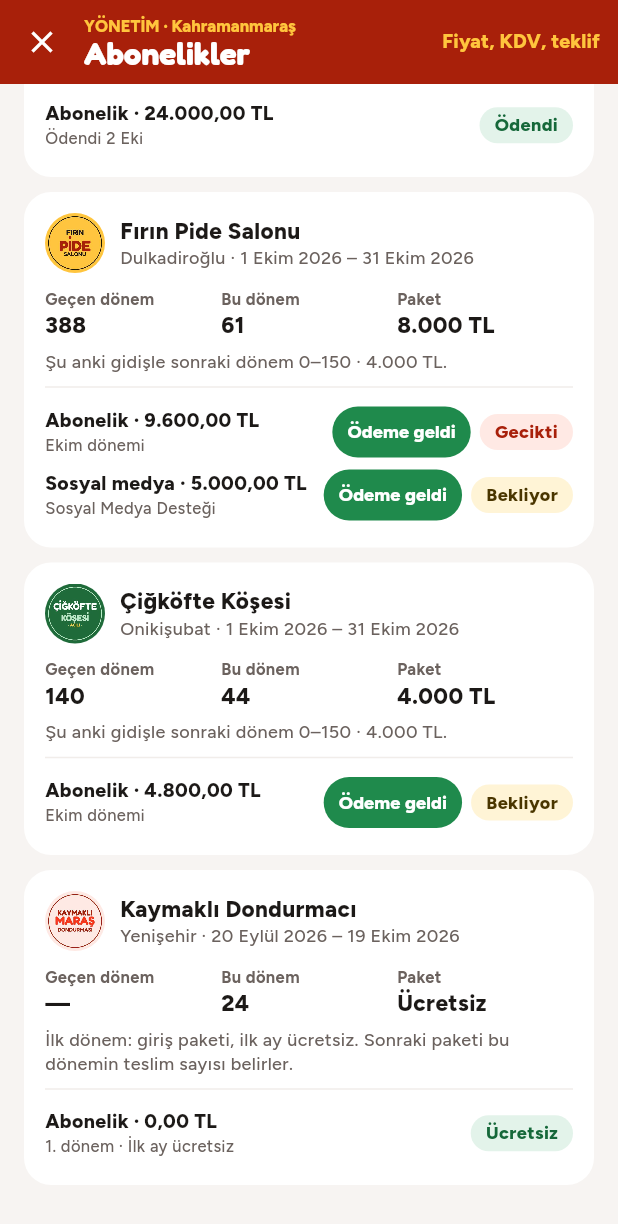
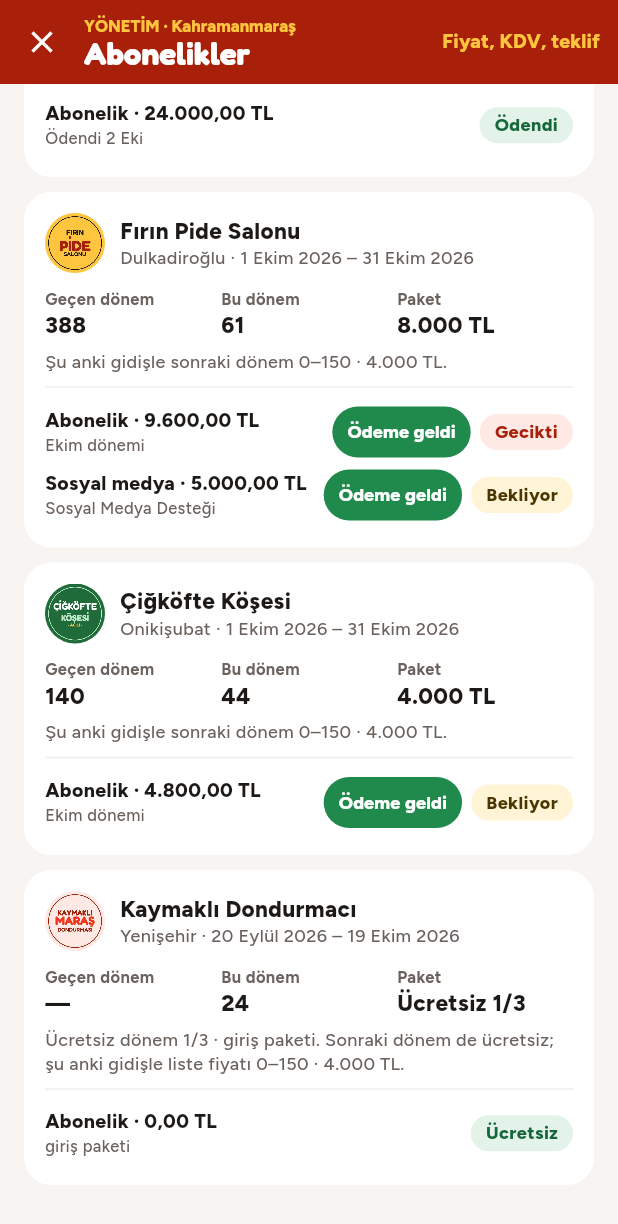
Before and after one commit to cankara46464646-eng/Doybi, a Flutter app: the AdminSubscriptions screen opened directly, scrolled down 732 dp, on a phone screen of 412 x 824 dp. Shown: the top 1224 px of the screen. Run offline on Flutter 3.47's test engine with Material 3 defaults, Android fonts, the phone set to English and light mode, and no system bars; our stand-ins replace audioplayers, flutter_map, geolocator, image_picker, latlong2, qr_flutter and 2 more; missing offline and left inert: mobile_scanner; accounts and stored records are empty.

Commit message:
İşletmelere ilk 3 ay ücretsiz
- İlk 3 dönem (30'ar gün) ücret alınmaz; paket yine hesaplanıp liste fiyatı olarak gösterilir
- Abonelik ekranında ücretsiz dönem 1/3, 2/3, 3/3 göstergesi
- Ücretsiz dönemden 1.200 üstüyle çıkan restoranın ücreti 0 kalmaz
- Ücretsiz dönemde biriken Doybi kupon mahsubu ilk ücretli faturadan düşülür
- Başvuru, hesap, davet, yönetim ve işletme sitesi metinleri güncellendi
- Deneme abonelikleri yeni kurala göre düzenlendi (kayıtlı veriler korunur)

Co-Authored-By: Claude Opus 5.5 <noreply@anthropic.com>
Claude-Session: https://claude.ai/code/session_01KybL2GwJ9n7Rcow3hZ5yWu

```diff
--- a/lib/data/models.dart
+++ b/lib/data/models.dart
@@ -1,4 +1,6 @@
 import 'package:flutter/material.dart';
+
+import '../logic/pricing.dart' show customOver, isFreePeriod;
 
 DateTime? _dt(dynamic v) => v == null ? null : DateTime.fromMillisecondsSinceEpoch(v as int);
 int? _ms(DateTime? d) => d?.millisecondsSinceEpoch;
@@ -841,7 +843,7 @@ class Subscription {
   final String restaurantId;
   List<int> history; // tamamlanmış dönemlerin teslim sayıları
   int baseNow; // bu dönem uygulama dışında (önceden) teslim edilen sipariş (deneme verisi)
-  int fee; // bu dönemin ücreti (kuruş, KDV hariç); ilk ay 0
+  int fee; // bu dönemin ücreti (kuruş, KDV hariç); ücretsiz dönemde 0
   String periodStart;
   String periodEnd;
   int daysLeft;
@@ -869,6 +871,15 @@ class Subscription {
   }) : bills = bills ?? [];
 
   bool get firstPeriod => history.isEmpty;
+
+  /// Kaçıncı dönemde (1'den başlar).
+  int get periodNo => history.length + 1;
+
+  /// İlk 3 dönemden biri mi (ücret alınmaz).
+  bool get freePeriod => isFreePeriod(periodNo);
+
+  /// Geçen dönem 1.200'ü aştı ve ücretli dönemde: özel teklif gerekir.
+  bool get overLimit => !freePeriod && history.isNotEmpty && history.last > customOver;
 
   Map<String, dynamic> toJson() => {
         'rid': restaurantId,
--- a/lib/logic/pricing.dart
+++ b/lib/logic/pricing.dart
@@ -28,28 +28,49 @@ int tierFor(int count) {
   return -1; // 1.200 üstü: özel teklif
 }
 
+/// Yeni işletmenin ilk kaç dönemi ücretsiz (1 dönem = 30 gün, yani ilk 3 ay).
+const freePeriods = 3;
+
+/// Dönem numarası ücretsiz döneme düşüyor mu (1'den başlar).
+bool isFreePeriod(int periodNo) => periodNo <= freePeriods;
+
+/// Ücretsiz dönemin fatura başlığı: "2. dönem · Ücretsiz (2/3)".
+String freePeriodTitle(int periodNo) => '$periodNo. dönem · Ücretsiz ($periodNo/$freePeriods)';
+
 class NextPackage {
   final String kind; // tier | hold | custom
   final int idx; // kademe (tier için)
-  final int fee; // uygulanacak ücret (kuruş, KDV hariç)
-  final int listFee; // liste fiyatı (ilk ay ücretsizken bile gösterilir)
-  final String why; // giris-ilk-ay-ucretsiz | onceki-donem | iki-donem-kurali | ozel-teklif-gerekli | teklif-onayli
+  final int fee; // uygulanacak ücret (kuruş, KDV hariç); ücretsiz dönemde 0
+  final int listFee; // liste fiyatı (ücretsiz dönemde de gösterilir)
+  final String why; // giris-ucretsiz | ucretsiz-donem | onceki-donem | iki-donem-kurali | ozel-teklif-gerekli | teklif-onayli
   const NextPackage(this.kind, this.idx, this.fee, this.listFee, this.why);
+
+  bool get free => why == 'giris-ucretsiz' || why == 'ucretsiz-donem';
 }
 
 /// Sonraki dönemin paketi.
 /// [history]: tamamlanmış dönemlerin teslim edilen sipariş sayıları (eskiden yeniye).
 /// [currentFee]: şu anki dönemin ücreti. [acceptedOffer]: restoranın onayladığı özel teklif.
+/// İlk [freePeriods] dönem ücretsizdir; paket yine hesaplanır ve liste fiyatı olarak gösterilir.
 NextPackage nextPackage(List<int> history, int currentFee, {List<int> fees = defaultFees, int? acceptedOffer}) {
-  if (history.isEmpty) return NextPackage('tier', 0, 0, fees[0], 'giris-ilk-ay-ucretsiz');
+  if (history.isEmpty) return NextPackage('tier', 0, 0, fees[0], 'giris-ucretsiz');
+  final p = _paidPackage(history, currentFee, fees, acceptedOffer);
+  if (isFreePeriod(history.length + 1)) return NextPackage(p.kind, p.idx, 0, p.listFee, 'ucretsiz-donem');
+  return p;
+}
+
+NextPackage _paidPackage(List<int> history, int currentFee, List<int> fees, int? acceptedOffer) {
   final last = history.last;
   final prev = history.length > 1 ? history[history.length - 2] : null;
+  final twoOver900 = prev != null && prev > 900;
   if (last > customOver) {
     if (acceptedOffer != null) return NextPackage('custom', -1, acceptedOffer, acceptedOffer, 'teklif-onayli');
-    return NextPackage('hold', -1, currentFee, currentFee, 'ozel-teklif-gerekli');
+    // Teklif onaylanana kadar mevcut ücret sürer. Ücretsiz dönemden çıkılıyorsa (ücret 0) en üst liste paketi uygulanır.
+    final hold = currentFee > 0 ? currentFee : fees[twoOver900 ? 5 : 4];
+    return NextPackage('hold', -1, hold, hold, 'ozel-teklif-gerekli');
   }
   final idx = tierFor(last);
-  if (idx == 5 && !(prev != null && prev > 900)) return NextPackage('tier', 4, fees[4], fees[4], 'iki-donem-kurali');
+  if (idx == 5 && !twoOver900) return NextPackage('tier', 4, fees[4], fees[4], 'iki-donem-kurali');
   return NextPackage('tier', idx, fees[idx], fees[idx], 'onceki-donem');
 }
 
--- a/lib/screens/account.dart
+++ b/lib/screens/account.dart
@@ -155,7 +155,7 @@ class AccountScreen extends StatelessWidget {
               group([
                 LinkRow(Icons.notifications_none_rounded, 'Bildirimler', iconColor: C.ink, onTap: () => Navigator.push(context, MaterialPageRoute(builder: (_) => const NotificationsScreen()))),
                 LinkRow(Icons.card_giftcard_rounded, 'Arkadaşını davet et', iconColor: C.ink, onTap: () => Navigator.push(context, MaterialPageRoute(builder: (_) => const InviteScreen()))),
-                LinkRow(Icons.storefront_outlined, 'Restoranını ekle', sub: '%0 komisyon, ilk ay ücretsiz', iconColor: C.ink, onTap: () => Navigator.push(context, MaterialPageRoute(builder: (_) => const ApplyScreen()))),
+                LinkRow(Icons.storefront_outlined, 'Restoranını ekle', sub: '%0 komisyon, ilk 3 ay ücretsiz', iconColor: C.ink, onTap: () => Navigator.push(context, MaterialPageRoute(builder: (_) => const ApplyScreen()))),
               ]),
               const SizedBox(height: 12),
               group([
--- a/lib/screens/admin/admin_applications.dart
+++ b/lib/screens/admin/admin_applications.dart
@@ -45,7 +45,7 @@ class _AdminApplicationsState extends State<AdminApplications> {
           if (s.applications.isEmpty) const EmptyState(icon: Icons.how_to_reg_outlined, title: 'Başvuru yok', text: 'Yeni başvurular burada görünür.'),
           for (var i = 0; i < s.applications.length; i++) Padding(padding: const EdgeInsets.only(bottom: 10), child: _card(s, s.applications[i], i)),
           const SizedBox(height: 4),
-          Text('Onaylanan restoranın paneli açılır; ilk dönemi o gün giriş paketiyle başlar ve ilk ay ücretsizdir. Menüsü hazır olmadan Keşfet\'te görünmez.',
+          Text('Onaylanan restoranın paneli açılır; ilk dönemi o gün giriş paketiyle başlar; ilk 3 ay ücretsizdir. Menüsü hazır olmadan Keşfet\'te görünmez.',
               style: body(12, color: C.muted)),
         ],
       ),
@@ -139,7 +139,7 @@ class _AdminApplicationsState extends State<AdminApplications> {
             const SizedBox(height: 8),
             NoteBox(
               a.status == 'onay'
-                  ? 'Onaylandı. Paneli açıldı; ilk dönemi giriş paketiyle başladı (ilk ay ücretsiz). Menüsü hazır olunca Keşfet\'te görünecek.'
+                  ? 'Onaylandı. Paneli açıldı; ilk dönemi giriş paketiyle başladı (ilk 3 ay ücretsiz). Menüsü hazır olunca Keşfet\'te görünecek.'
                   : 'Reddedildi · ${a.reason ?? ''}. Restorana SMS ile bildirildi.',
               icon: a.status == 'onay' ? Icons.check_circle : Icons.cancel_outlined,
               color: a.status == 'onay' ? C.greenTint : C.line,
--- a/lib/screens/admin/admin_coupons.dart
+++ b/lib/screens/admin/admin_coupons.dart
@@ -155,7 +155,7 @@ class _AdminCouponsState extends State<AdminCoupons> {
               const SizedBox(height: 6),
               Text(
                 _payer == 'doybi'
-                    ? 'İndirim tutarı, restoranın bir sonraki abonelik faturasından mahsup edilir. Doybi yemek parasını tahsil etmez.'
+                    ? 'İndirim tutarı, restoranın bir sonraki abonelik faturasından mahsup edilir (ücretsiz dönemdeyse ilk ücretli faturasından). Doybi yemek parasını tahsil etmez.'
                     : 'İndirimi restoran karşılar; abonelik faturası değişmez.',
                 style: body(12, color: C.muted),
               ),
--- a/lib/screens/admin/admin_subscriptions.dart
+++ b/lib/screens/admin/admin_subscriptions.dart
@@ -34,7 +34,7 @@ class AdminSubscriptions extends StatelessWidget {
         }
       }
     });
-    final needOffer = s.subs.values.where((x) => x.history.isNotEmpty && x.history.last > customOver && x.offerState != 'onaylandi').toList();
+    final needOffer = s.subs.values.where((x) => x.overLimit && x.offerState != 'onaylandi').toList();
 
     return Scaffold(
       backgroundColor: C.bg,
@@ -84,14 +84,16 @@ class AdminSubscriptions extends StatelessWidget {
 
   Widget _row(BuildContext context, AppState s, String rid, Subscription sub) {
     final r = s.restaurant(rid);
-    final over = sub.history.isNotEmpty && sub.history.last > customOver;
+    final over = sub.overLimit;
     final now = s.billableNow(rid);
-    final nx = sub.history.isEmpty ? null : s.nextFor(rid, now);
-    final note = sub.firstPeriod
-        ? 'İlk dönem: giriş paketi, ilk ay ücretsiz. Sonraki paketi bu dönemin teslim sayısı belirler.'
+    final nx = s.nextFor(rid, now);
+    final pkg = '${nx.kind == 'tier' ? '${tiers[nx.idx].label} · ' : ''}${shortMoney(nx.free ? nx.listFee : nx.fee)}';
+    final note = sub.freePeriod
+        ? 'Ücretsiz dönem ${sub.periodNo}/$freePeriods${sub.firstPeriod ? ' · giriş paketi' : ''}. '
+            '${nx.free ? 'Sonraki dönem de ücretsiz; şu anki gidişle liste fiyatı $pkg.' : 'Sonraki dönemden itibaren ücretli; şu anki gidişle $pkg.'}'
         : over
             ? '1.200 üstü: fiyat uydurulmaz, sipariş alımı durmaz. Teklif onaylanıp yeni dönem başlayana kadar ${shortMoney(sub.fee)}.'
-            : 'Şu anki gidişle sonraki dönem ${nx!.kind == 'tier' ? '${tiers[nx.idx].label} · ' : ''}${shortMoney(nx.fee)}.${nx.why == 'iki-donem-kurali' ? ' 20.000 TL için iki dönem üst üste 900 üstü gerekir.' : ''}';
+            : 'Şu anki gidişle sonraki dönem $pkg.${nx.why == 'iki-donem-kurali' ? ' 20.000 TL için iki dönem üst üste 900 üstü gerekir.' : ''}';
     return Box(
       child: Column(crossAxisAlignment: CrossAxisAlignment.stretch, children: [
         Row(children: [
@@ -109,7 +111,7 @@ class AdminSubscriptions extends StatelessWidget {
         Row(children: [
           Expanded(child: _kv('Geçen dönem', sub.history.isEmpty ? '—' : '${sub.history.last}')),
           Expanded(child: _kv('Bu dönem', '$now')),
-          Expanded(child: _kv('Paket', sub.fee == 0 ? 'Ücretsiz' : shortMoney(sub.fee))),
+          Expanded(child: _kv('Paket', sub.freePeriod ? 'Ücretsiz ${sub.periodNo}/$freePeriods' : shortMoney(sub.fee))),
         ]),
         const SizedBox(height: 6),
         Text(note, style: body(12, color: C.muted)),
@@ -174,7 +176,7 @@ class _AdminPricingState extends State<AdminPricing> {
     for (var i = 0; i < fees.length; i++) {
       if (fees[i] != s.futureFees[i]) dirty = true;
     }
-    final offers = s.subs.values.where((x) => x.history.isNotEmpty && x.history.last > customOver).toList();
+    final offers = s.subs.values.where((x) => x.overLimit).toList();
 
     return Scaffold(
       backgroundColor: C.bg,
--- a/lib/screens/apply.dart
+++ b/lib/screens/apply.dart
@@ -184,7 +184,7 @@ class _ApplyScreenState extends State<ApplyScreen> {
         Row(children: [
           Expanded(child: _fact('%0', 'komisyon')),
           const SizedBox(width: 8),
-          Expanded(child: _fact('İlk ay', 'ücretsiz')),
+          Expanded(child: _fact('İlk 3 ay', 'ücretsiz')),
           const SizedBox(width: 8),
           Expanded(child: _fact('Para', 'direkt sana')),
         ]),
@@ -298,7 +298,7 @@ class _ApplyScreenState extends State<ApplyScreen> {
         ),
         const SizedBox(height: 10),
         const NoteBox(
-          'İlk ay ücretsiz: ilk dönemin giriş paketiyle başlar, ücret alınmaz. Sonraki dönemlerin paketi, bir önceki dönemde teslim ettiğin siparişe göre belirlenir. Yemek parası kapıda doğrudan sana ödenir; Doybi siparişten pay almaz.',
+          'İlk 3 ay ücretsiz: ilk üç dönem (30\'ar gün) ücret alınmaz; ilk dönem giriş paketiyle başlar. 4. dönemden itibaren paketin, bir önceki dönemde teslim ettiğin siparişe göre belirlenir. Yemek parası kapıda doğrudan sana ödenir; Doybi siparişten pay almaz.',
           icon: Icons.celebration_outlined,
           color: C.greenTint,
           ink: C.greenInk,
@@ -324,7 +324,7 @@ class _ApplyScreenState extends State<ApplyScreen> {
         for (final (i, t) in const [
           (1, 'Seni arayıp bilgileri doğrularız'),
           (2, 'Menünü ve fiyatlarını birlikte hazırlarız'),
-          (3, 'Panelin açılır; ilk ayın ücretsiz başlar'),
+          (3, 'Panelin açılır; ücretsiz ilk 3 ayın başlar'),
           (4, 'Keşfet\'te görünür, sipariş almaya başlarsın'),
         ])
           Padding(
--- a/lib/screens/business/panel.dart
+++ b/lib/screens/business/panel.dart
@@ -269,7 +269,9 @@ class PanelOrderCard extends StatelessWidget {
             Text(tl(o.total), style: body(17, weight: FontWeight.w800)),
           ]),
           if (o.discount > 0 && o.couponPayer == 'doybi')
-            Text('Doybi kuponu: ${tl(o.discount)} abonelik faturandan düşülür.', style: body(12, color: C.muted)),
+            Text(
+                'Doybi kuponu: ${tl(o.discount)} ${(s.sub(o.restaurantId)?.freePeriod ?? false) ? 'ilk ücretli' : 'abonelik'} faturandan düşülür.',
+                style: body(12, color: C.muted)),
           const SizedBox(height: 12),
           ..._actions(context, s),
         ],
--- a/lib/screens/invite.dart
+++ b/lib/screens/invite.dart
@@ -81,7 +81,7 @@ class _InviteScreenState extends State<InviteScreen> {
               const SizedBox(height: 16),
               Box(
                 color: C.ink,
-                onTap: () => _share('Restoranını Doybi\'ye ekle: %0 komisyon, ilk ay ücretsiz. ${siteUrl}isletme.html'),
+                onTap: () => _share('Restoranını Doybi\'ye ekle: %0 komisyon, ilk 3 ay ücretsiz. ${siteUrl}isletme.html'),
                 child: Row(children: [
                   const Icon(Icons.storefront, color: C.saffron),
                   const SizedBox(width: 12),
--- a/lib/state/app_state.dart
+++ b/lib/state/app_state.dart
@@ -12,7 +12,7 @@ import '../logic/ikram.dart';
 import '../logic/location.dart';
 import '../logic/pricing.dart';
 
-const _dataVersion = 6;
+const _dataVersion = 7;
 const _key = 'doybi_state';
 
 /// Uygulamanın tüm durumu. Şimdilik telefonda tutulur; sunucu bağlanınca aynı işlemler oradan yapılacak.
@@ -93,10 +93,15 @@ class AppState extends ChangeNotifier {
         final j = jsonDecode(raw) as Map<String, dynamic>;
         if (j['v'] == _dataVersion) {
           _fromJson(j);
+        } else if (j['v'] == 6) {
+          // ilk 3 ay ücretsiz kuralı: veriler korunur, abonelikler yeni kurala göre düzenlenir
+          _fromJson(j);
+          _migrateFreePeriods();
         } else if (j['v'] == 4 || j['v'] == 5) {
           // önceki 0.3: veriler korunur, hazır fotoğraflar, logolar ve fırsat fiyatları eklenir
           _fromJson(j);
           _fillDemoPhotos();
+          _migrateFreePeriods();
         } else {
           // eski sürüm: deneme verisini yeniden kur, adres ve telefonu koru
           _seed();
@@ -164,6 +169,24 @@ class AppState extends ChangeNotifier {
     ];
     firsatEndMin = 23 * 60 + 59;
     firsatHiddenDay = '';
+  }
+
+  /// İlk 3 dönem ücretsiz kuralına geçiş: deneme aboneliklerinin geçmişi ve ücretsiz dönem faturaları yenilenir,
+  /// onaylanmış başvuruların ücretsiz fatura başlıkları güncellenir. Ödeme durumlarına dokunulmaz.
+  void _migrateFreePeriods() {
+    final demo = demoSubscriptions(now);
+    subs.forEach((id, sub) {
+      final d = demo[id];
+      sub.bills.removeWhere((b) => b.state == 'free');
+      if (d != null) sub.history = List.of(d.history);
+      final free = d != null
+          ? d.bills.where((b) => b.state == 'free').toList()
+          : [if (sub.fee == 0) Bill(id: '$id-cur', kind: 'abonelik', net: 0, gross: false, title: freePeriodTitle(sub.periodNo), detail: sub.firstPeriod ? 'giriş paketi' : '', state: 'free')];
+      for (final b in free) {
+        final cur = sub.bills.indexWhere((x) => x.id.endsWith('-cur'));
+        sub.bills.insert(b.id.endsWith('-cur') ? 0 : cur + 1, b);
+      }
+    });
   }
 
   /// Deneme restoranlarına, ürünlerine ve afişlerine hazır fotoğrafları ekle (kullanıcının eklediklerine dokunmaz).
@@ -1321,7 +1344,7 @@ class AppState extends ChangeNotifier {
       periodStart: '${_shortDate(now)} · 00:00',
       periodEnd: '${_shortDate(now.add(const Duration(days: 30)))} · 23:59',
       daysLeft: 30,
-      bills: [Bill(id: '${a.id}-cur', kind: 'abonelik', net: 0, gross: false, title: '1. dönem · İlk ay ücretsiz', state: 'free')],
+      bills: [Bill(id: '${a.id}-cur', kind: 'abonelik', net: 0, gross: false, title: freePeriodTitle(1), detail: 'giriş paketi', state: 'free')],
     );
     if (restaurant(a.id) == null) {
       final words = a.name.split(' ').where((w) => w.isNotEmpty).toList();
@@ -1347,7 +1370,7 @@ class AppState extends ChangeNotifier {
         courierPins: a.courier ? {'Kurye 1': newPin()} : {},
       ));
     }
-    addLog('${a.name} · başvuru onaylandı, ilk ücretsiz ayı giriş paketiyle açıldı; menü eklenince müşteriler görür');
+    addLog('${a.name} · başvuru onaylandı, ücretsiz ilk 3 ayı giriş paketiyle başladı; menü eklenince müşteriler görür');
     notifyListeners();
   }
 
```
Also changed, not shown: lib/data/demo.dart (+8 -7 lines), lib/screens/business/subscription.dart (+73 -17 lines), 2 other files.
